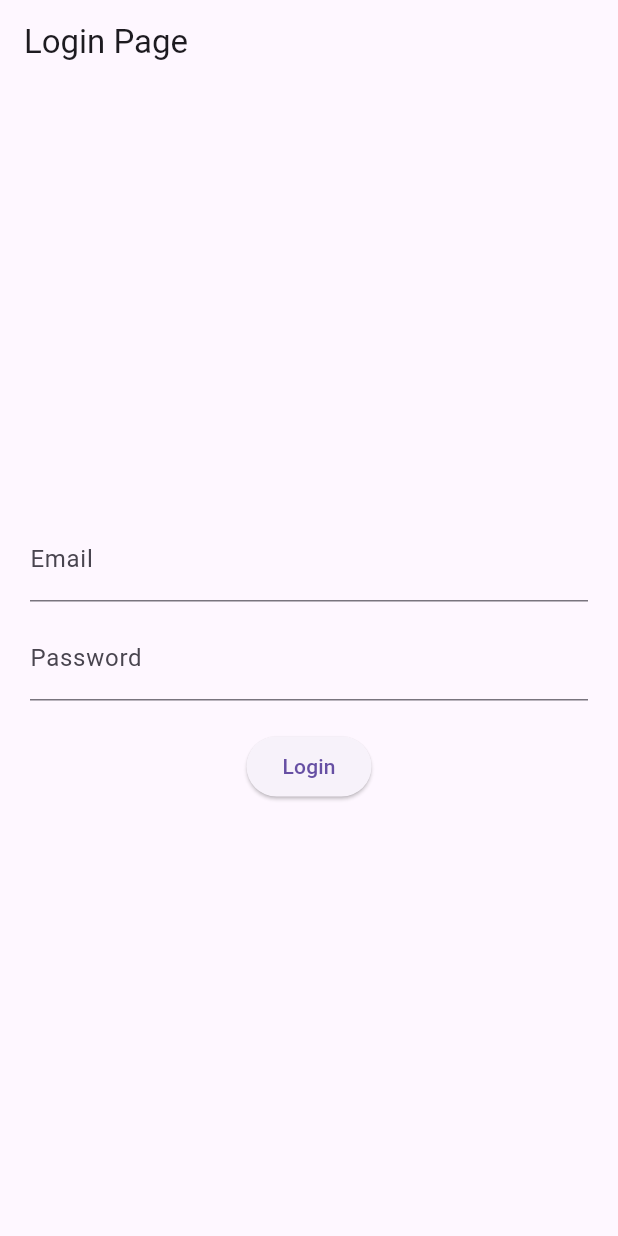
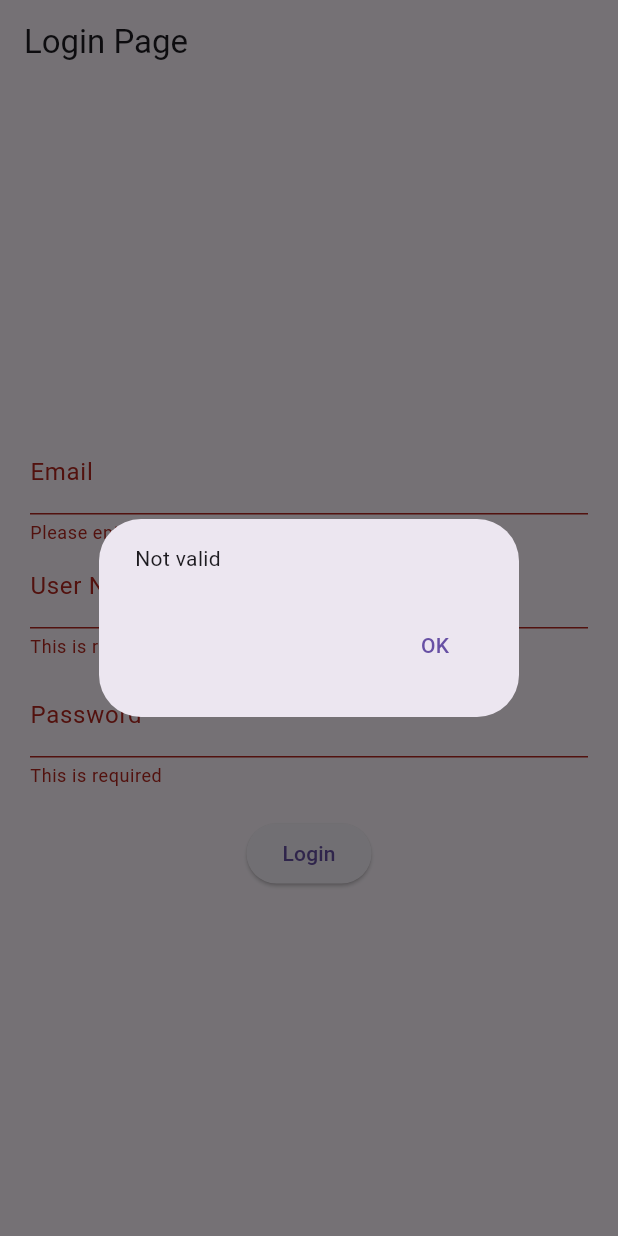
Before and after one commit to hasithawickramage83/my_flutter_app, a Flutter app: the screen it shows after launch, after a tap on "Login", on a phone screen of 412 x 824 dp. Run offline on Flutter 3.47's test engine with Material 3 defaults, Android fonts, the phone set to English and light mode, and no system bars.

Commit message:
1. Created Simple splash login form 2. Created email username and password fields 3. Added Validations for each fields. 4. When button clidk , triggered validations and give error message

```diff
--- a/lib/login_screen.dart
+++ b/lib/login_screen.dart
@@ -1,4 +1,5 @@
 import 'package:flutter/material.dart';
+import 'package:flutter/services.dart';
 
 class LoginScreen extends StatefulWidget {
   const LoginScreen({super.key});
@@ -11,35 +12,79 @@ class _LoginScreenState extends State<LoginScreen> {
   TextEditingController emailCtrl = TextEditingController();
   TextEditingController passCtrl = TextEditingController();
 
+  // Create a global key for the form
+  final _formKey = GlobalKey<FormState>();
   @override
   Widget build(BuildContext context) {
     return Scaffold(
       appBar: AppBar(title: const Text("Login Page")),
       body: Padding(
         padding: const EdgeInsets.all(20),
+        child: Form(
+          key: _formKey,
           child: Column(
             mainAxisAlignment: MainAxisAlignment.center,
             children: [
-            TextField(
+              TextFormField(
                 controller: emailCtrl,
                 decoration: const InputDecoration(labelText: "Email"),
+                keyboardType: TextInputType.emailAddress,
+                validator: (value) => (value?.isEmpty ?? true)
+                    ? 'Please enter email'
+                    : (!RegExp(r'^[^@]+@[^@]+\.[^@]+').hasMatch(value!))
+                    ? 'Enter a valid email'
+                    : null,
+              ),
+              TextFormField(
+                decoration: const InputDecoration(labelText: "User Name"),
+                validator: (value) =>
+                    (value?.isEmpty ?? true) ? 'This is required' : null,
               ),
               const SizedBox(height: 10),
-            TextField(
+              TextFormField(
                 controller: passCtrl,
                 decoration: const InputDecoration(labelText: "Password"),
                 obscureText: true,
+                validator: (value) =>
+                    (value?.isEmpty ?? true) ? 'This is required' : null,
               ),
               const SizedBox(height: 20),
               ElevatedButton(
                 onPressed: () {
-                print("Email: ${emailCtrl.text} | Password: ${passCtrl.text}");
+                  if (_formKey.currentState!.validate()) {
+                    showDialog(
+                      context: context,
+                      builder: (_) => AlertDialog(
+                        content: const Text('Valid'),
+                        actions: [
+                          TextButton(
+                            onPressed: () => Navigator.of(context).pop(),
+                            child: const Text('OK'),
+                          ),
+                        ],
+                      ),
+                    );
+                  } else {
+                    showDialog(
+                      context: context,
+                      builder: (_) => AlertDialog(
+                        content: const Text('Not valid'),
+                        actions: [
+                          TextButton(
+                            onPressed: () => Navigator.of(context).pop(),
+                            child: const Text('OK'),
+                          ),
+                        ],
+                      ),
+                    );
+                  }
                 },
                 child: const Text("Login"),
               ),
             ],
           ),
         ),
+      ),
     );
   }
 }
```
Lines whose indentation alone changed are shown as unchanged.
